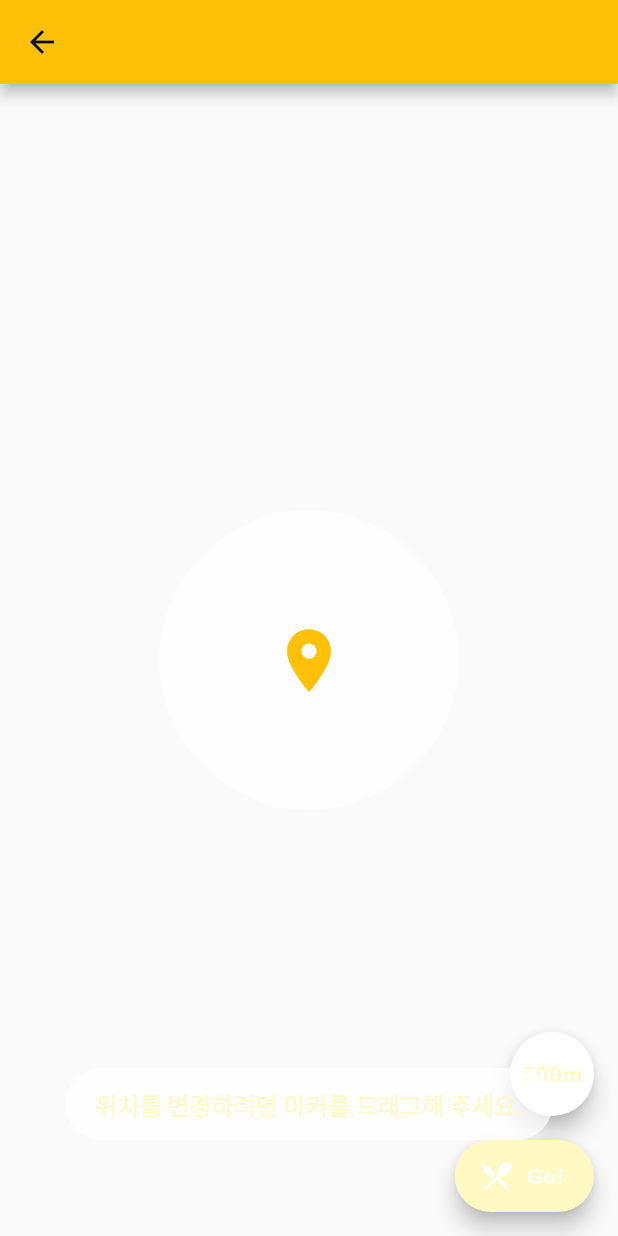
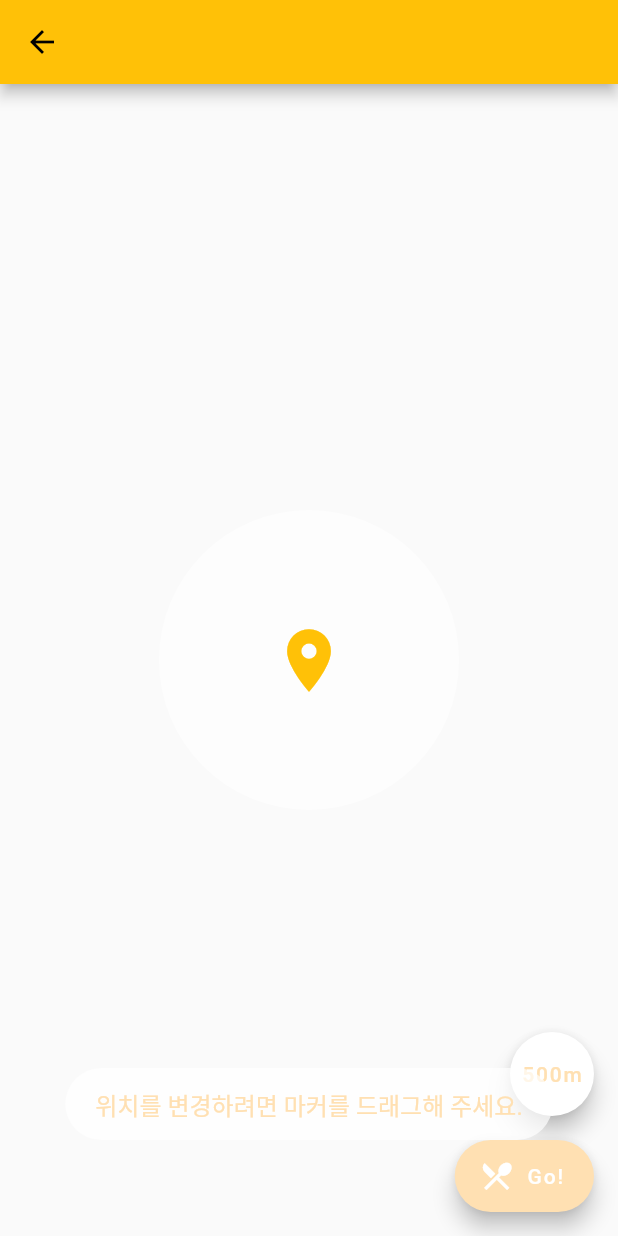
Before and after one commit to 1eehanjin/da_eat_da, a Flutter app: the screen it shows after launch, after a tap on "결정해 드릴게요!", on a phone screen of 412 x 824 dp. Run offline on Flutter 3.47's test engine with Material 2 defaults, Android fonts, the phone set to English and light mode, and no system bars; drawn by our look-alikes of showcaseview; our stand-ins replace cached_network_image, clay_containers, fluttertoast, font_awesome_flutter, get, google_maps_flutter and 2 more; missing offline and left inert: a package; network calls fail.

Commit message:
design fix - button color

```diff
--- a/lib/main.dart
+++ b/lib/main.dart
@@ -64,7 +64,7 @@ class MyApp extends StatelessWidget {
       theme: ThemeData(
         primaryColor: Colors.amber,
         backgroundColor: Color(0xFFF2F2F2),
-        accentColor: Colors.yellow[100],
+        accentColor: Colors.orange[100],
         appBarTheme: AppBarTheme(
             textTheme: TextTheme(headline6: TextStyle(color: Colors.white))),
         visualDensity: VisualDensity.adaptivePlatformDensity,
```
